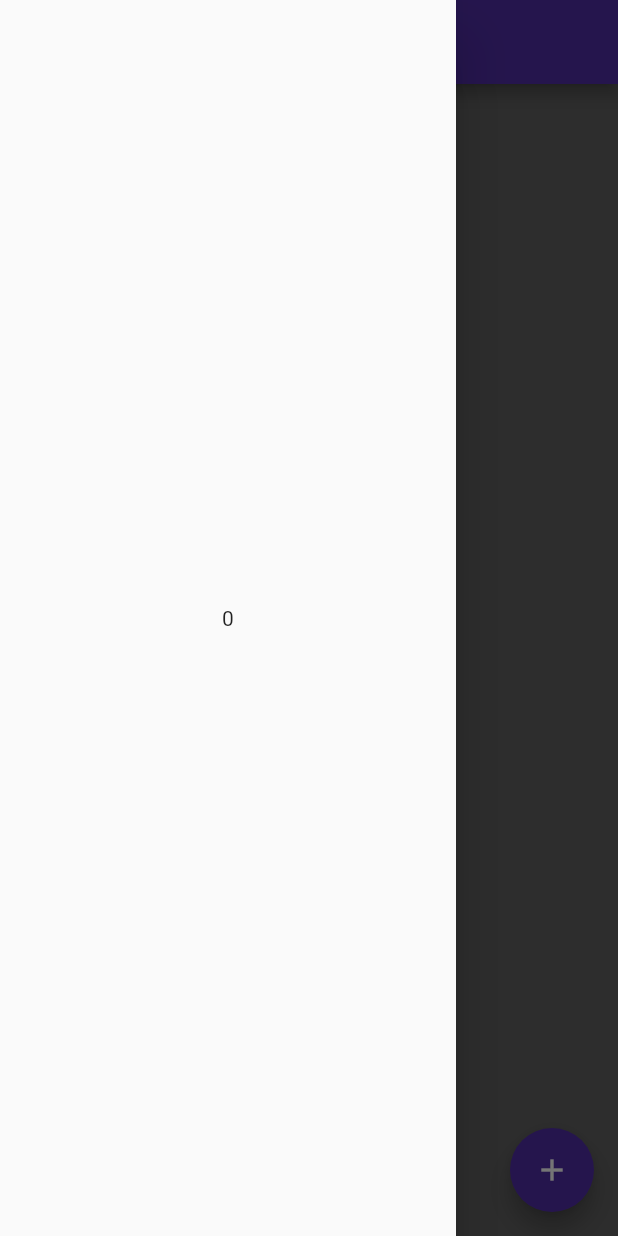
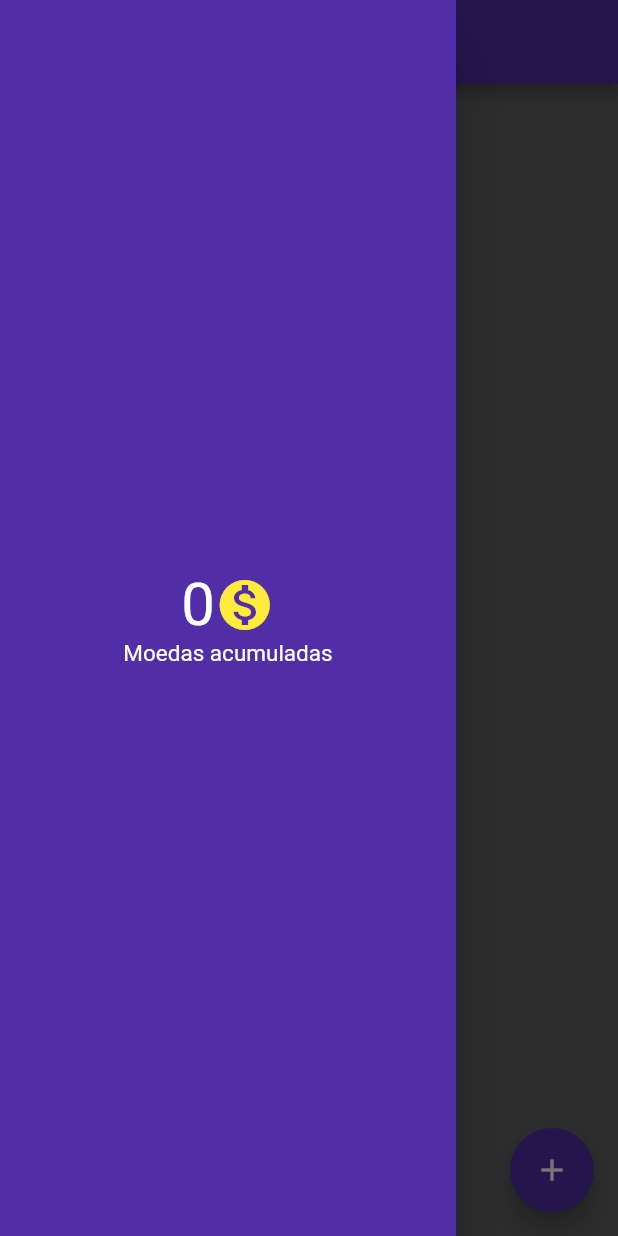
Before and after one commit to gabrielnuss/app_tarefas, a Flutter app: the screen it shows after launch, with the side drawer open, on a phone screen of 412 x 824 dp. Run offline on Flutter 3.47's test engine with Material 2 defaults, Android fonts, the phone set to English and light mode, and no system bars; our stand-ins replace flutter_local_notifications, sqflite, timezone; accounts and stored records are empty.

Commit message:
commit com alterações referente a rotina de pontuação

```diff
--- a/lib/widgets/custom_drawer.dart
+++ b/lib/widgets/custom_drawer.dart
@@ -30,6 +30,32 @@ class _CustomDrawerState extends State<CustomDrawer> {
 
   @override
   Widget build(BuildContext context) {
-    return Drawer(child: Center(child: Text(quantidadePontos.toString())));
+    return SafeArea(
+      child: Drawer(
+          backgroundColor: Theme.of(context).secondaryHeaderColor,
+          child: Column(
+            mainAxisAlignment: MainAxisAlignment.center,
+            children: [
+              Row(
+                mainAxisAlignment: MainAxisAlignment.center,
+                children: [
+                  Text(
+                    quantidadePontos.toString(),
+                    style: TextStyle(fontSize: 40, color: Colors.white),
+                  ),
+                  Icon(
+                    Icons.monetization_on,
+                    color: Colors.yellow,
+                    size: 40,
+                  )
+                ],
+              ),
+              Text(
+                "Moedas acumuladas",
+                style: TextStyle(color: Colors.white, fontSize: 15),
+              )
+            ],
+          )),
+    );
   }
 }
```
Also changed, not shown: lib/pages/home_page.dart (+11 -4 lines).
